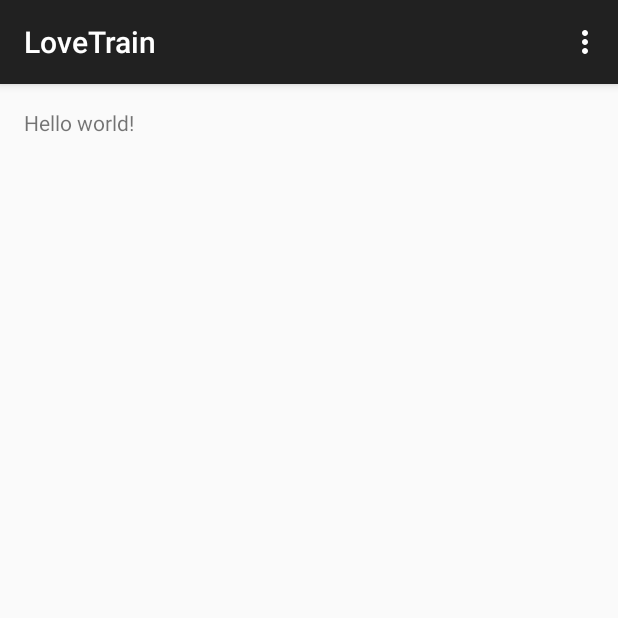
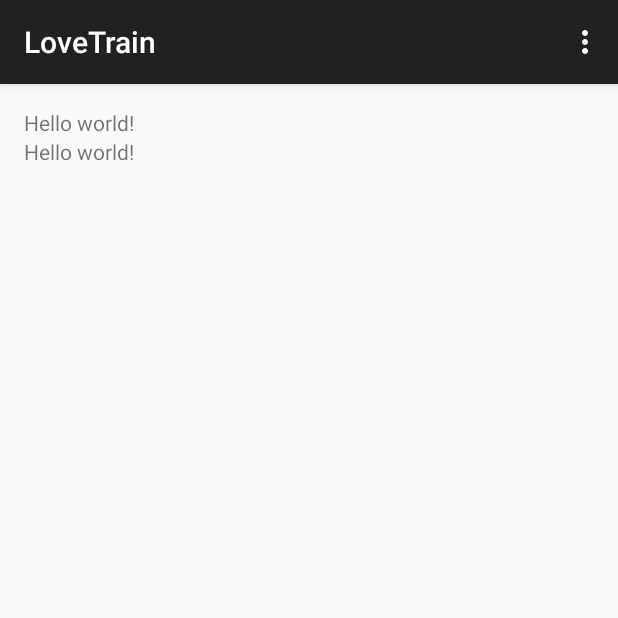
Before and after one commit to qiubing/LoveTrain, an Android app: the screen it shows after launch (MainActivity), on a phone screen of 412 x 824 dp, the top half of it. Run offline under Robolectric (Android 15) with nearby library versions, the phone set to English and light mode, and no system bars.

Commit message:
hx test2

```diff
--- a/app/src/main/res/layout/activity_main.xml
+++ b/app/src/main/res/layout/activity_main.xml
@@ -1,11 +1,21 @@
 <LinearLayout xmlns:android="http://schemas.android.com/apk/res/android"
-    xmlns:tools="http://schemas.android.com/tools" android:layout_width="match_parent"
-    android:layout_height="match_parent" android:paddingLeft="@dimen/activity_horizontal_margin"
+    xmlns:tools="http://schemas.android.com/tools"
+    android:layout_width="match_parent"
+    android:layout_height="match_parent"
+    android:orientation="vertical"
+    android:paddingBottom="@dimen/activity_vertical_margin"
+    android:paddingLeft="@dimen/activity_horizontal_margin"
     android:paddingRight="@dimen/activity_horizontal_margin"
     android:paddingTop="@dimen/activity_vertical_margin"
-    android:paddingBottom="@dimen/activity_vertical_margin" tools:context=".MainActivity">
+    tools:context=".MainActivity">
 
-    <TextView android:text="@string/hello_world" android:layout_width="wrap_content"
-        android:layout_height="wrap_content" />
+    <TextView
+        android:layout_width="wrap_content"
+        android:layout_height="wrap_content"
+        android:text="@string/hello_world" />
 
+    <TextView
+        android:layout_width="wrap_content"
+        android:layout_height="wrap_content"
+        android:text="@string/hello_world" />
 </LinearLayout>
```
